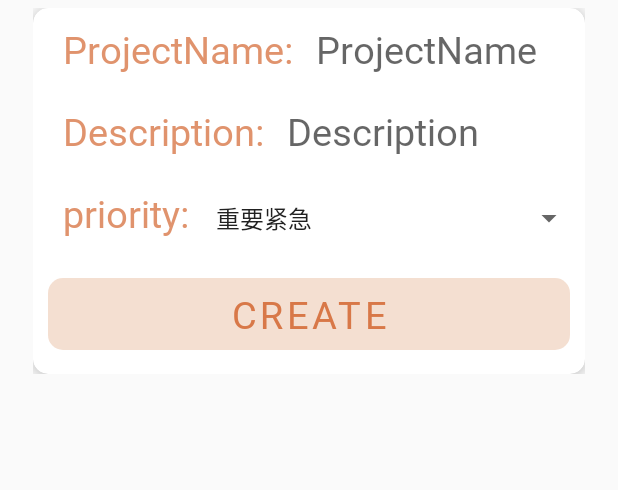
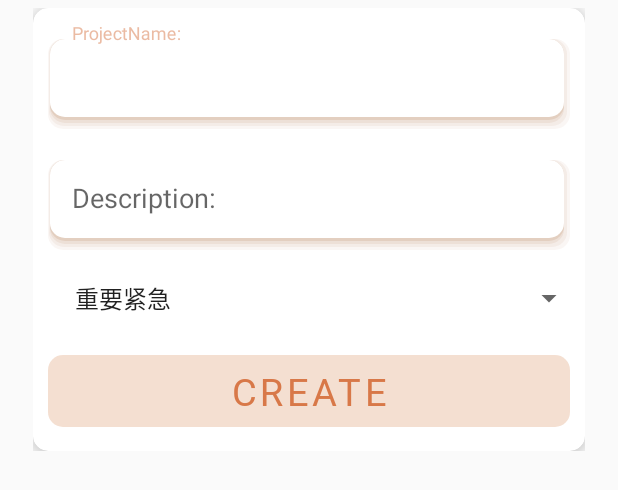
Before and after one commit to CoderWDD/TeamCooperation, an Android app: the layout activity_page_add_project.xml on its own in the app's theme, with its tools: preview values and no code run, on a phone screen of 412 x 824 dp. Shown: the top 490 px of the screen. Run offline under Robolectric (Android 15) with nearby library versions, the phone set to English and light mode, and no system bars.

```diff
--- a/app/src/main/java/com/example/cooperation/ActivityPageAddProject.java
+++ b/app/src/main/java/com/example/cooperation/ActivityPageAddProject.java
@@ -30,7 +30,7 @@ public class ActivityPageAddProject extends AppCompatActivity {
         WindowManager.LayoutParams layoutParams = getWindow().getAttributes();
         Point size = new Point();
         defaultDisplay.getSize(size);
-        layoutParams.height = ScreenAdapterUtil.dp2px(this,310);
+        layoutParams.height = ScreenAdapterUtil.dp2px(this,368);
         layoutParams.width = (int) (size.x * 0.95);
         getWindow().setAttributes(layoutParams);
 
--- a/app/src/main/java/com/example/cooperation/databing/PageAddItemDataBinding.java
+++ b/app/src/main/java/com/example/cooperation/databing/PageAddItemDataBinding.java
@@ -56,6 +56,8 @@ public class PageAddItemDataBinding {
                 if (response.isSuccessful() && response.body() != null && HttpStatus.OK.equals(response.body().getCode())){
                     Toast.makeText(context,"Item add succeed！",Toast.LENGTH_SHORT).show();
                     ((Activity) context).finish();
+                }else {
+                    Toast.makeText(context,response.body().getMessage(),Toast.LENGTH_SHORT).show();
                 }
             }
 
--- a/app/src/main/java/com/example/cooperation/databing/PageProjectDetailsDataBinding.java
+++ b/app/src/main/java/com/example/cooperation/databing/PageProjectDetailsDataBinding.java
@@ -63,6 +63,9 @@ public class PageProjectDetailsDataBinding {
             public void onResponse(Call<ResponseBody> call, Response<ResponseBody> response) {
                 if (response.isSuccessful() && response.body() != null && HttpStatus.OK.equals(response.body().getCode())){
                     Toast.makeText(context,response.body().getData(),Toast.LENGTH_SHORT).show();
+                }else {
+                    assert response.body() != null;
+                    Toast.makeText(context,response.body().getMessage(),Toast.LENGTH_SHORT).show();
                 }
             }
 
--- a/app/src/main/res/layout/activity_page_add_project.xml
+++ b/app/src/main/res/layout/activity_page_add_project.xml
@@ -32,39 +32,55 @@
                 app:layout_constraintStart_toStartOf="parent"
                 app:layout_constraintTop_toTopOf="parent">
 
-                <androidx.appcompat.widget.LinearLayoutCompat
+                <!-- 一个TextInputLayout只能包裹一个TextInputEditText -->
+                <com.google.android.material.textfield.TextInputLayout
+                    android:id="@+id/add_project_project_name"
                     android:layout_width="match_parent"
                     android:layout_height="wrap_content"
-                    android:layout_marginStart="20dp"
+                    android:layout_marginHorizontal="10dp"
                     android:layout_marginTop="10dp"
-                    android:orientation="horizontal">
+                    app:hintAnimationEnabled="true"
+                    app:hintTextAppearance="@style/inputHintStyle">
 
-                    <TextView
-                        android:layout_width="wrap_content"
-                        android:layout_height="wrap_content"
-                        android:layout_marginEnd="10dp"
-                        android:fontFamily="@font/no236"
-                        android:text="@string/projects_project_name"
-                        android:textColor="@color/orange_brown_item"
-                        android:textSize="25sp" />
+                    <com.google.android.material.textfield.TextInputEditText
+                        android:id="@+id/add_project_et_project_name"
+                        android:layout_width="match_parent"
+                        android:layout_height="60dp"
+                        android:background="@drawable/text_input_background"
+                        android:hint="@string/projects_project_name"
+                        android:inputType="text"
+                        android:maxLength="20"
+                        android:text="@={EventHandler.projectName}"
+                        android:maxLines="1"
+                        android:textColorHint="@color/orange_brown_hint"
+                        tools:ignore="TextContrastCheck" />
 
-                    <EditText
+                </com.google.android.material.textfield.TextInputLayout>
+
+
+                <com.google.android.material.textfield.TextInputLayout
+                    android:id="@+id/add_project_project_description"
+                    android:layout_width="match_parent"
+                    android:layout_height="wrap_content"
+                    android:layout_marginHorizontal="10dp"
+                    android:layout_marginTop="10dp"
+                    app:hintAnimationEnabled="true"
+                    app:hintTextAppearance="@style/inputHintStyle">
+
+                    <com.google.android.material.textfield.TextInputEditText
+                        android:id="@+id/add_project_et_project_description"
                         android:layout_width="match_parent"
-                        android:layout_height="wrap_content"
-                        android:layout_marginStart="5dp"
-                        android:layout_marginEnd="10dp"
-                        android:background="@null"
-                        android:fontFamily="@font/no236"
-                        android:maxLength="30"
+                        android:layout_height="60dp"
+                        android:background="@drawable/text_input_background"
+                        android:hint="@string/description"
+                        android:inputType="text"
+                        android:maxLength="20"
+                        android:text="@={EventHandler.description}"
                         android:maxLines="1"
-                        android:importantForAutofill="no"
-                        android:inputType="text"
-                        android:hint="@string/projects_project_name_1"
-                        android:text="@={EventHandler.projectName}"
-                        android:textColor="@color/orange_brown"
-                        android:textSize="25sp" />
+                        android:textColorHint="@color/orange_brown_hint"
+                        tools:ignore="TextContrastCheck" />
 
-                </androidx.appcompat.widget.LinearLayoutCompat>
+                </com.google.android.material.textfield.TextInputLayout>
 
                 <androidx.appcompat.widget.LinearLayoutCompat
                     android:layout_width="match_parent"
@@ -72,50 +88,6 @@
                     android:layout_marginStart="20dp"
                     android:layout_marginTop="20dp"
                     android:orientation="horizontal">
-
-                    <TextView
-                        android:layout_width="wrap_content"
-                        android:layout_height="wrap_content"
-                        android:layout_marginEnd="10dp"
-                        android:fontFamily="@font/no236"
-                        android:text="@string/description"
-                        android:textColor="@color/orange_brown_item"
-                        android:textSize="25sp" />
-
-                    <EditText
-                        android:layout_width="match_parent"
-                        android:layout_height="wrap_content"
-                        android:layout_marginStart="5dp"
-                        android:layout_marginEnd="10dp"
-                        android:background="@null"
-                        android:ellipsize="end"
-                        android:importantForAutofill="no"
-                        android:hint="@string/description_1"
-                        android:fontFamily="@font/no236"
-                        android:inputType="text"
-                        android:maxLines="1"
-                        android:text="@={EventHandler.description}"
-                        android:textColor="@color/orange_brown"
-                        android:textSize="25sp" />
-
-                </androidx.appcompat.widget.LinearLayoutCompat>
-
-                <androidx.appcompat.widget.LinearLayoutCompat
-                    android:layout_width="match_parent"
-                    android:layout_height="wrap_content"
-                    android:layout_marginStart="20dp"
-                    android:layout_marginTop="20dp"
-                    android:orientation="horizontal">
-
-                    <TextView
-                        android:layout_width="wrap_content"
-                        android:layout_height="wrap_content"
-                        android:layout_marginEnd="10dp"
-                        android:fontFamily="@font/no236"
-                        android:text="@string/priority"
-                        android:textColor="@color/orange_brown_item"
-                        android:textSize="25sp" />
-
 
                     <androidx.appcompat.widget.AppCompatSpinner
                         android:id="@+id/spinner_project_create_priority"
```
